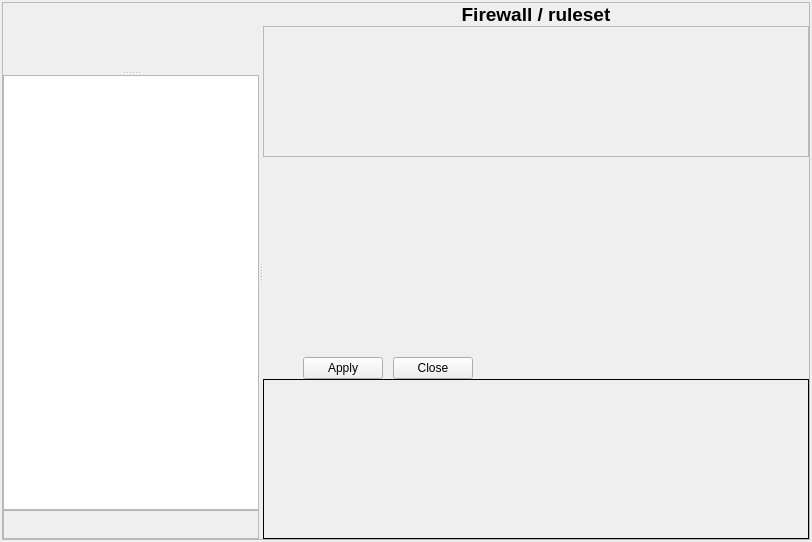
This is src/gui/projectpanel_q.ui in fwbuilder/fwbuilder as Qt 5 draws it before an edit. The edited form follows.
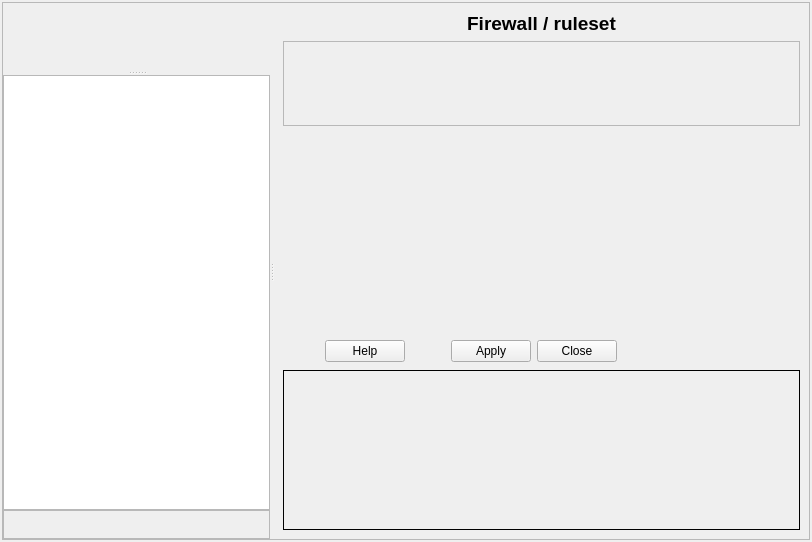
This is the edited form. Icons and pictures are not drawn. Custom widgets are drawn as their Qt base class.

The edit to the form file:
```diff
--- a/src/gui/projectpanel_q.ui
+++ b/src/gui/projectpanel_q.ui
@@ -13,25 +13,14 @@
    <string>Form</string>
   </property>
   <property name="windowIcon" >
-   <iconset resource="MainRes.qrc" >:/Images/fwbuilder3.png</iconset>
+   <iconset resource="MainRes.qrc" >
+    <normaloff>:/Images/fwbuilder3.png</normaloff>:/Images/fwbuilder3.png</iconset>
   </property>
   <layout class="QGridLayout" >
-   <property name="leftMargin" >
+   <property name="margin" >
     <number>2</number>
    </property>
-   <property name="topMargin" >
-    <number>2</number>
-   </property>
-   <property name="rightMargin" >
-    <number>2</number>
-   </property>
-   <property name="bottomMargin" >
-    <number>2</number>
-   </property>
-   <property name="horizontalSpacing" >
-    <number>2</number>
-   </property>
-   <property name="verticalSpacing" >
+   <property name="spacing" >
     <number>2</number>
    </property>
    <item row="0" column="0" >
@@ -52,16 +41,7 @@
       <property name="spacing" >
        <number>0</number>
       </property>
-      <property name="leftMargin" >
-       <number>0</number>
-      </property>
-      <property name="topMargin" >
-       <number>0</number>
-      </property>
-      <property name="rightMargin" >
-       <number>0</number>
-      </property>
-      <property name="bottomMargin" >
+      <property name="margin" >
        <number>0</number>
       </property>
       <item>
@@ -110,22 +90,10 @@
           <enum>QFrame::Plain</enum>
          </property>
          <layout class="QGridLayout" >
-          <property name="leftMargin" >
+          <property name="margin" >
            <number>0</number>
           </property>
-          <property name="topMargin" >
-           <number>0</number>
-          </property>
-          <property name="rightMargin" >
-           <number>0</number>
-          </property>
-          <property name="bottomMargin" >
-           <number>0</number>
-          </property>
-          <property name="horizontalSpacing" >
-           <number>0</number>
-          </property>
-          <property name="verticalSpacing" >
+          <property name="spacing" >
            <number>0</number>
           </property>
           <item row="1" column="0" >
@@ -143,22 +111,10 @@
              <enum>QFrame::Raised</enum>
             </property>
             <layout class="QGridLayout" >
-             <property name="leftMargin" >
+             <property name="margin" >
               <number>2</number>
              </property>
-             <property name="topMargin" >
-              <number>2</number>
-             </property>
-             <property name="rightMargin" >
-              <number>2</number>
-             </property>
-             <property name="bottomMargin" >
-              <number>2</number>
-             </property>
-             <property name="horizontalSpacing" >
-              <number>0</number>
-             </property>
-             <property name="verticalSpacing" >
+             <property name="spacing" >
               <number>0</number>
              </property>
              <item row="0" column="1" >
@@ -176,7 +132,8 @@
                 <string/>
                </property>
                <property name="icon" >
-                <iconset resource="MainRes.qrc" >:/Icons/info_25.png</iconset>
+                <iconset resource="MainRes.qrc" >
+                 <normaloff>:/Icons/info_25.png</normaloff>:/Icons/info_25.png</iconset>
                </property>
                <property name="autoRaise" >
                 <bool>true</bool>
@@ -191,7 +148,7 @@
                <property name="sizeType" >
                 <enum>QSizePolicy::Fixed</enum>
                </property>
-               <property name="sizeHint" >
+               <property name="sizeHint" stdset="0" >
                 <size>
                  <width>8</width>
                  <height>20</height>
@@ -207,7 +164,7 @@
                <property name="sizeType" >
                 <enum>QSizePolicy::Expanding</enum>
                </property>
-               <property name="sizeHint" >
+               <property name="sizeHint" stdset="0" >
                 <size>
                  <width>40</width>
                  <height>20</height>
@@ -298,67 +255,51 @@
          <property name="frameShadow" >
           <enum>QFrame::Plain</enum>
          </property>
-         <layout class="QGridLayout" >
-          <property name="leftMargin" >
-           <number>0</number>
-          </property>
-          <property name="topMargin" >
-           <number>0</number>
-          </property>
-          <property name="rightMargin" >
-           <number>0</number>
-          </property>
-          <property name="bottomMargin" >
-           <number>0</number>
-          </property>
-          <property name="horizontalSpacing" >
-           <number>0</number>
-          </property>
-          <property name="verticalSpacing" >
-           <number>0</number>
-          </property>
-          <item row="3" column="0" >
-           <widget class="QFrame" name="auxiliaryPanel" >
+         <layout class="QGridLayout" name="gridLayout_2" >
+          <item row="0" column="0" >
+           <widget class="QLabel" name="rulesetname" >
+            <property name="font" >
+             <font>
+              <pointsize>14</pointsize>
+              <weight>75</weight>
+              <bold>true</bold>
+             </font>
+            </property>
+            <property name="text" >
+             <string>Firewall / ruleset</string>
+            </property>
+            <property name="alignment" >
+             <set>Qt::AlignCenter</set>
+            </property>
+           </widget>
+          </item>
+          <item row="1" column="0" >
+           <widget class="QFrame" name="ruleSets2" >
             <property name="sizePolicy" >
-             <sizepolicy vsizetype="Minimum" hsizetype="Minimum" >
+             <sizepolicy vsizetype="Expanding" hsizetype="Preferred" >
               <horstretch>0</horstretch>
-              <verstretch>0</verstretch>
+              <verstretch>144</verstretch>
              </sizepolicy>
             </property>
-            <property name="minimumSize" >
-             <size>
-              <width>0</width>
-              <height>160</height>
-             </size>
-            </property>
-            <property name="maximumSize" >
-             <size>
-              <width>32767</width>
-              <height>160</height>
-             </size>
-            </property>
             <property name="frameShape" >
-             <enum>QFrame::Box</enum>
+             <enum>QFrame::StyledPanel</enum>
             </property>
             <property name="frameShadow" >
-             <enum>QFrame::Plain</enum>
+             <enum>QFrame::Raised</enum>
             </property>
-            <layout class="QHBoxLayout" >
+            <layout class="QGridLayout" >
+             <property name="margin" >
+              <number>0</number>
+             </property>
              <property name="spacing" >
               <number>0</number>
              </property>
-             <property name="leftMargin" >
-              <number>11</number>
-             </property>
-             <property name="topMargin" >
-              <number>11</number>
-             </property>
-             <property name="rightMargin" >
-              <number>11</number>
-             </property>
-             <property name="bottomMargin" >
-              <number>11</number>
-             </property>
+             <item row="0" column="0" >
+              <widget class="QStackedWidget" name="ruleSets" >
+               <widget class="QWidget" name="page" />
+               <widget class="QWidget" name="page_2" />
+              </widget>
+             </item>
             </layout>
            </widget>
           </item>
@@ -382,24 +323,9 @@
             <property name="frameShadow" >
              <enum>QFrame::Plain</enum>
             </property>
-            <layout class="QGridLayout" >
-             <property name="leftMargin" >
-              <number>0</number>
-             </property>
-             <property name="topMargin" >
-              <number>0</number>
-             </property>
-             <property name="rightMargin" >
-              <number>0</number>
-             </property>
-             <property name="bottomMargin" >
-              <number>0</number>
-             </property>
-             <property name="horizontalSpacing" >
-              <number>0</number>
-             </property>
-             <property name="verticalSpacing" >
-              <number>0</number>
+            <layout class="QGridLayout" name="gridLayout" >
+             <property name="margin" >
+              <number>2</number>
              </property>
              <item row="0" column="0" >
               <widget class="QStackedWidget" name="objectEditorStack" >
@@ -432,22 +358,7 @@
               </widget>
              </item>
              <item row="1" column="0" >
-              <layout class="QHBoxLayout" >
-               <property name="spacing" >
-                <number>10</number>
-               </property>
-               <property name="leftMargin" >
-                <number>0</number>
-               </property>
-               <property name="topMargin" >
-                <number>0</number>
-               </property>
-               <property name="rightMargin" >
-                <number>0</number>
-               </property>
-               <property name="bottomMargin" >
-                <number>0</number>
-               </property>
+              <layout class="QHBoxLayout" name="horizontalLayout" >
                <item>
                 <spacer>
                  <property name="orientation" >
@@ -456,7 +367,30 @@
                  <property name="sizeType" >
                   <enum>QSizePolicy::Fixed</enum>
                  </property>
-                 <property name="sizeHint" >
+                 <property name="sizeHint" stdset="0" >
+                  <size>
+                   <width>40</width>
+                   <height>20</height>
+                  </size>
+                 </property>
+                </spacer>
+               </item>
+               <item>
+                <widget class="QPushButton" name="helpObjectEditorButton" >
+                 <property name="text" >
+                  <string>Help</string>
+                 </property>
+                </widget>
+               </item>
+               <item>
+                <spacer name="horizontalSpacer" >
+                 <property name="orientation" >
+                  <enum>Qt::Horizontal</enum>
+                 </property>
+                 <property name="sizeType" >
+                  <enum>QSizePolicy::Fixed</enum>
+                 </property>
+                 <property name="sizeHint" stdset="0" >
                   <size>
                    <width>40</width>
                    <height>20</height>
@@ -504,10 +438,10 @@
                  <property name="sizeType" >
                   <enum>QSizePolicy::MinimumExpanding</enum>
                  </property>
-                 <property name="sizeHint" >
+                 <property name="sizeHint" stdset="0" >
                   <size>
-                   <width>400</width>
-                   <height>20</height>
+                   <width>158</width>
+                   <height>17</height>
                   </size>
                  </property>
                 </spacer>
@@ -517,65 +451,42 @@
             </layout>
            </widget>
           </item>
-          <item row="1" column="0" >
-           <widget class="QFrame" name="ruleSets2" >
+          <item row="3" column="0" >
+           <widget class="QFrame" name="auxiliaryPanel" >
             <property name="sizePolicy" >
-             <sizepolicy vsizetype="Expanding" hsizetype="Preferred" >
+             <sizepolicy vsizetype="Minimum" hsizetype="Minimum" >
               <horstretch>0</horstretch>
-              <verstretch>144</verstretch>
+              <verstretch>0</verstretch>
              </sizepolicy>
             </property>
+            <property name="minimumSize" >
+             <size>
+              <width>0</width>
+              <height>160</height>
+             </size>
+            </property>
+            <property name="maximumSize" >
+             <size>
+              <width>32767</width>
+              <height>160</height>
+             </size>
+            </property>
             <property name="frameShape" >
-             <enum>QFrame::StyledPanel</enum>
+             <enum>QFrame::Box</enum>
             </property>
             <property name="frameShadow" >
-             <enum>QFrame::Raised</enum>
+             <enum>QFrame::Plain</enum>
             </property>
-            <layout class="QGridLayout" >
-             <property name="leftMargin" >
+            <layout class="QHBoxLayout" >
+             <property name="spacing" >
               <number>0</number>
              </property>
-             <property name="topMargin" >
-              <number>0</number>
+             <property name="margin" >
+              <number>11</number>
              </property>
-             <property name="rightMargin" >
-              <number>0</number>
-             </property>
-             <property name="bottomMargin" >
-              <number>0</number>
-             </property>
-             <property name="horizontalSpacing" >
-              <number>0</number>
-             </property>
-             <property name="verticalSpacing" >
-              <number>0</number>
-             </property>
-             <item row="0" column="0" >
-              <widget class="QStackedWidget" name="ruleSets" >
-               <widget class="QWidget" name="page" />
-               <widget class="QWidget" name="page_2" />
-              </widget>
-             </item>
             </layout>
            </widget>
           </item>
-          <item row="0" column="0" >
-           <widget class="QLabel" name="rulesetname" >
-            <property name="font" >
-             <font>
-              <pointsize>14</pointsize>
-              <weight>75</weight>
-              <bold>true</bold>
-             </font>
-            </property>
-            <property name="text" >
-             <string>Firewall / ruleset</string>
-            </property>
-            <property name="alignment" >
-             <set>Qt::AlignCenter</set>
-            </property>
-           </widget>
-          </item>
          </layout>
         </widget>
        </widget>
```
